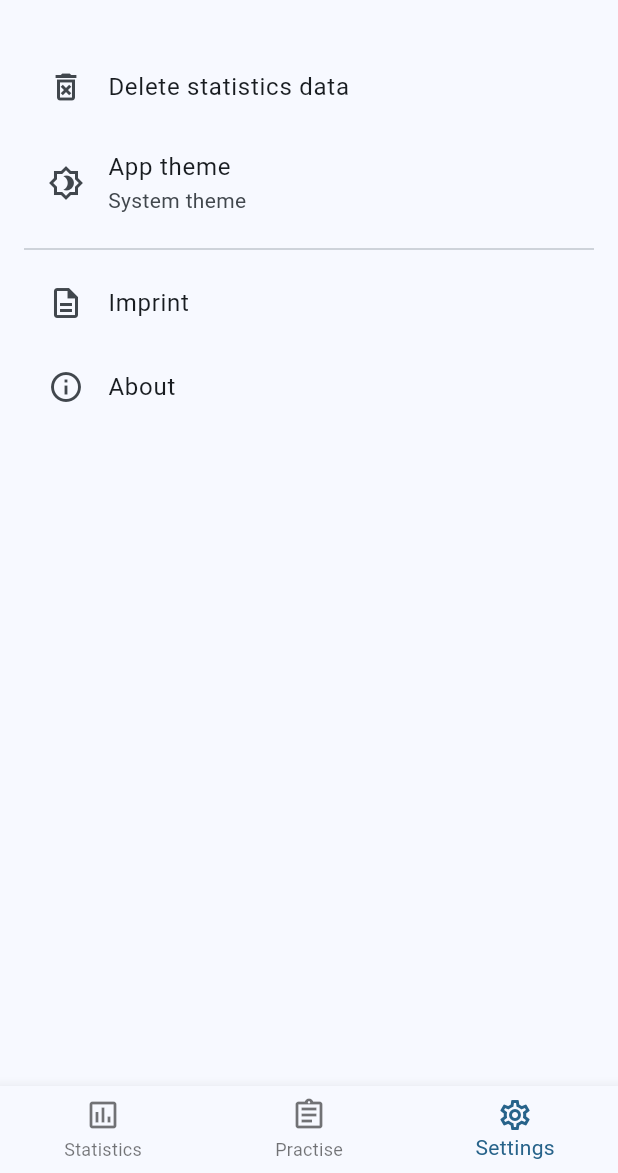
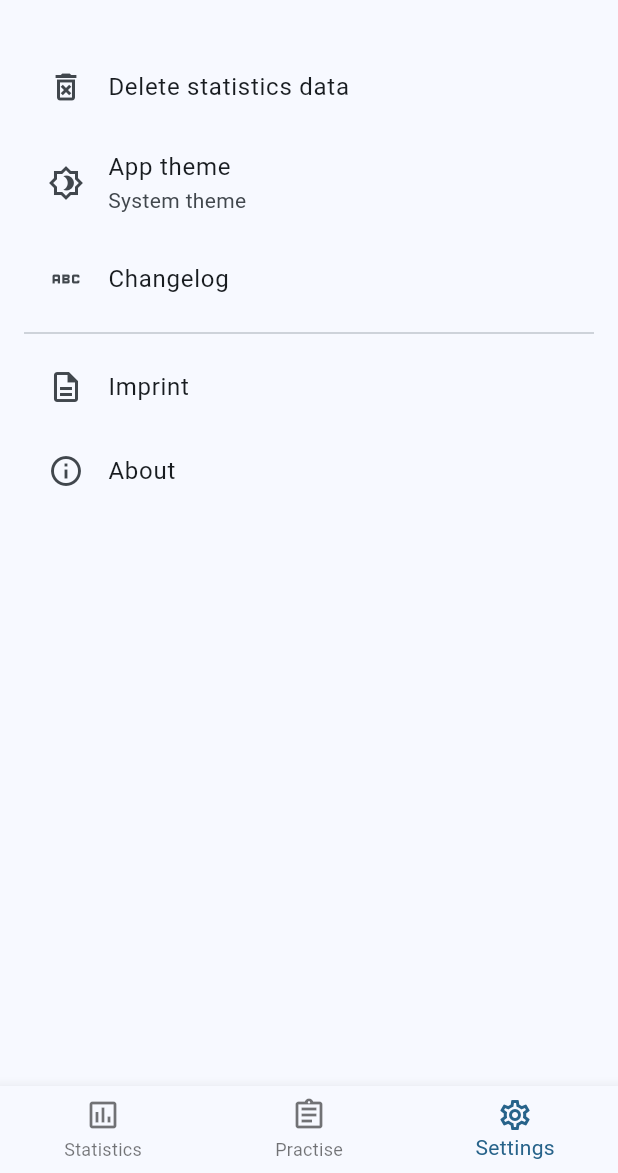
Before and after one commit to ntdoJanneck/multiply_me, a Flutter app: the screen it shows after launch, item 3 of the bottom bar chosen, on a phone screen of 412 x 824 dp, the part 63-1236 px from its top. Run offline on Flutter 3.47's test engine with Material 2 defaults, Android fonts, the light colour scheme and no system bars; our stand-ins replace flutter_markdown, shared_preferences; generated files the repository leaves out were written again.

Commit message:
run dart fix

```diff
--- a/lib/components/in_progress_screen.dart
+++ b/lib/components/in_progress_screen.dart
@@ -1,7 +1,6 @@
 import 'dart:developer';
 
 import 'package:flutter/material.dart';
-import 'package:flutter/services.dart';
 import 'package:multiply_me/classes/math_result.dart';
 import 'package:multiply_me/classes/math_task.dart';
 import 'package:multiply_me/components/finished_screen.dart';
--- a/lib/components/practiseScreens/multiple_multiplication_tables.dart
+++ b/lib/components/practiseScreens/multiple_multiplication_tables.dart
@@ -1,7 +1,5 @@
-import 'dart:developer';
 
 import 'package:flutter/material.dart';
-import 'package:flutter/services.dart';
 import 'package:multiply_me/classes/math_task.dart';
 import 'package:multiply_me/components/in_progress_screen.dart';
 
--- a/lib/components/practiseScreens/multiplication_tables.dart
+++ b/lib/components/practiseScreens/multiplication_tables.dart
@@ -1,7 +1,5 @@
-import 'dart:developer';
 
 import 'package:flutter/material.dart';
-import 'package:flutter/services.dart';
 import 'package:multiply_me/classes/math_task.dart';
 import 'package:multiply_me/components/in_progress_screen.dart';
 import "package:flutter_gen/gen_l10n/app_localizations.dart";
--- a/lib/components/settings_screen.dart
+++ b/lib/components/settings_screen.dart
@@ -175,6 +175,13 @@ class _SettingsScreenState extends State<SettingsScreen> {
                   }
                 },
               ),
+              ListTile(
+                leading: const Icon(Icons.abc),
+                title: const Text("Changelog"),
+                onTap: () {
+                  log("message");
+                },
+              ),
               const Divider(),
               ListTile(
                 leading: const Icon(Icons.description_outlined),
--- a/lib/components/widgets/practise_screen_base.dart
+++ b/lib/components/widgets/practise_screen_base.dart
@@ -1,6 +1,4 @@
-import 'dart:developer';
 
-import "package:flutter_localizations/flutter_localizations.dart";
 import "package:flutter_gen/gen_l10n/app_localizations.dart";
 import 'package:flutter/material.dart';
 
--- a/lib/components/widgets/practise_screen_textfield.dart
+++ b/lib/components/widgets/practise_screen_textfield.dart
@@ -1,4 +1,3 @@
-import 'dart:developer';
 
 import 'package:flutter/material.dart';
 import 'package:flutter/services.dart';
--- a/lib/components/widgets/solution_textfield.dart
+++ b/lib/components/widgets/solution_textfield.dart
@@ -1,13 +1,8 @@
-import 'dart:developer';
-import 'dart:ffi';
 import 'dart:math';
 
 import 'package:flutter/material.dart';
 import 'package:flutter/services.dart';
-import 'package:multiply_me/classes/math_result.dart';
 import 'package:multiply_me/classes/math_task.dart';
-import 'package:multiply_me/components/finished_screen.dart';
-import "package:flutter_gen/gen_l10n/app_localizations.dart";
 
 class SolutionInputTextField extends StatefulWidget {
   const SolutionInputTextField({
--- a/lib/main.dart
+++ b/lib/main.dart
@@ -1,5 +1,4 @@
 import 'package:flutter/material.dart';
-import 'package:multiply_me/colors/lib_color_schemes.g.dart';
 import 'package:multiply_me/theme_provider/theme_model.dart';
 import 'package:provider/provider.dart';
 import 'components/practise_menu.dart';
--- a/pubspec.yaml
+++ b/pubspec.yaml
@@ -13,7 +13,7 @@ dependencies:
     sdk: flutter
   flutter_localizations:
     sdk: flutter
-  intl: ^0.17.0
+  intl: ^0.18.0
   cupertino_icons: ^1.0.2
   path_provider: ^2.0.8
   duration: ^3.0.8
```
Also changed, not shown: pubspec.lock, 1 other file.
